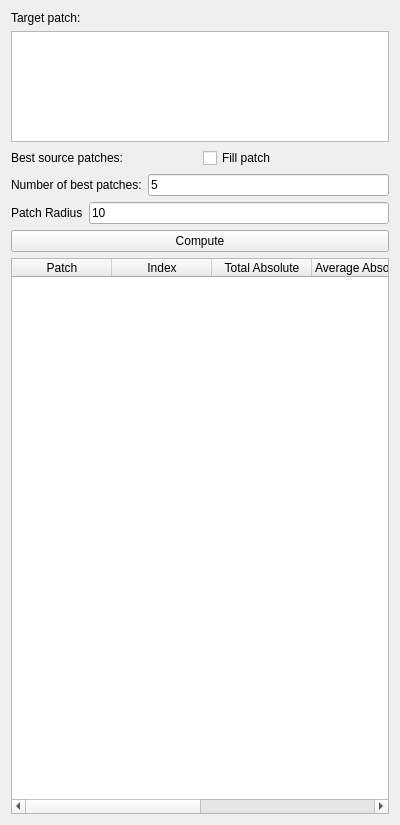
Old version of the form TopPatchesWidget.ui in the repository daviddoria/InteractivePatchComparison.
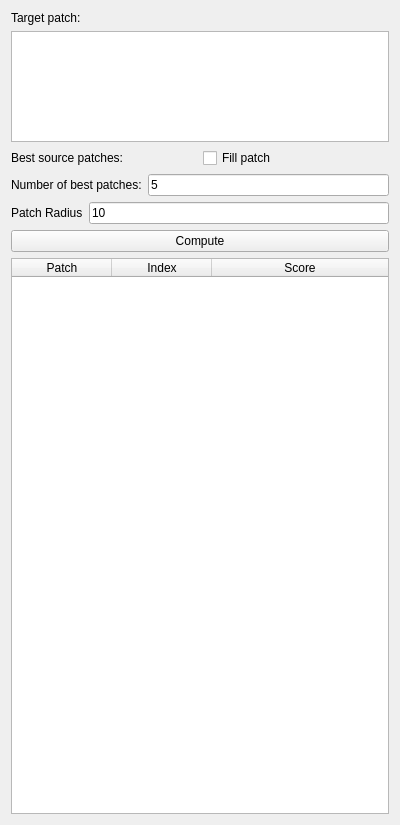
New version of the form.

What changed in the file:
```diff
--- a/TopPatchesWidget.ui
+++ b/TopPatchesWidget.ui
@@ -115,22 +115,7 @@
          </column>
          <column>
           <property name="text">
-           <string>Total Absolute</string>
-          </property>
-         </column>
-         <column>
-          <property name="text">
-           <string>Average Absolute</string>
-          </property>
-         </column>
-         <column>
-          <property name="text">
-           <string>Total Squared</string>
-          </property>
-         </column>
-         <column>
-          <property name="text">
-           <string>Average Squared</string>
+           <string>Score</string>
           </property>
          </column>
         </widget>
```
